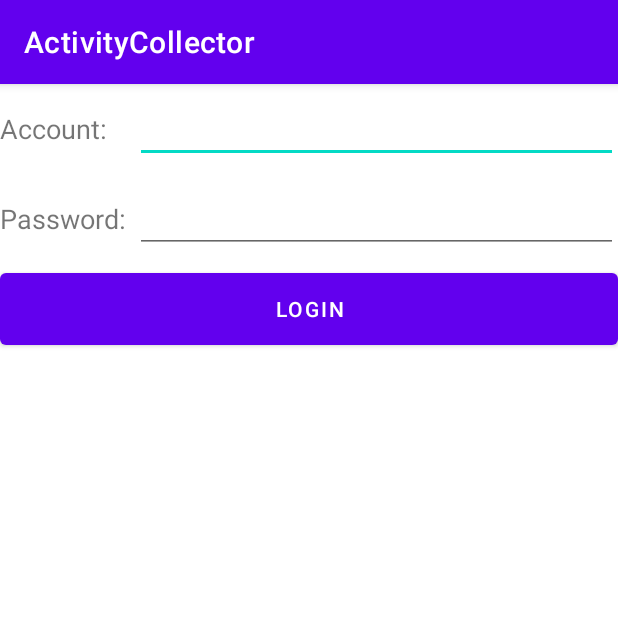
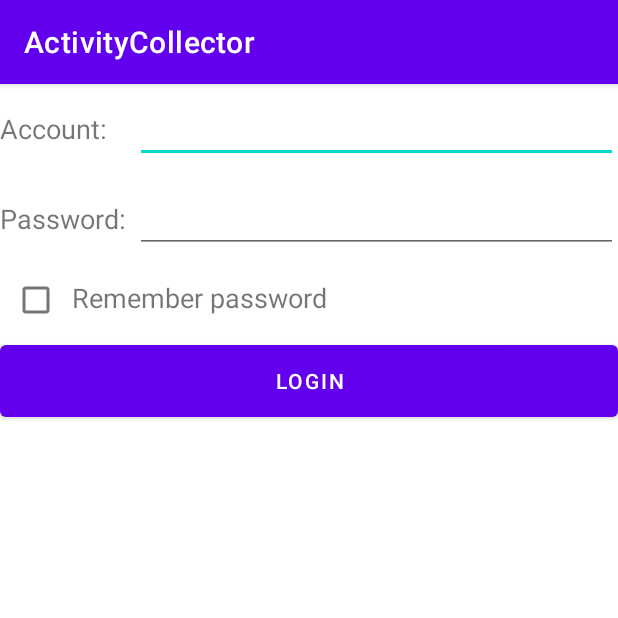
Before and after one commit to 151706166744/adapter5, an Android app: the screen it shows after launch (LoginActivity), on a phone screen of 412 x 824 dp, the top half of it. Run offline under Robolectric (Android 15) with nearby library versions, the phone set to English and light mode, and no system bars.

Commit message:
third commit

```diff
--- a/ActivityCollector/src/main/java/com/example/activitycollector/LoginActivity.java
+++ b/ActivityCollector/src/main/java/com/example/activitycollector/LoginActivity.java
@@ -3,11 +3,15 @@ package com.example.activitycollector;
 import androidx.appcompat.app.AppCompatActivity;
 
 import android.content.Intent;
+import android.content.SharedPreferences;
 import android.os.Bundle;
+import android.preference.PreferenceManager;
+import android.util.Log;
 import android.view.LayoutInflater;
 import android.view.View;
 import android.widget.BaseAdapter;
 import android.widget.Button;
+import android.widget.CheckBox;
 import android.widget.EditText;
 import android.widget.Toast;
 
@@ -15,19 +19,45 @@ public class LoginActivity extends BaseActivity {
     private EditText accountEdit;
     private EditText passwordEdit;
     private Button login;
+    private SharedPreferences pref;
+    private CheckBox rememberPass;
+    private SharedPreferences.Editor editor;
     @Override
     protected void onCreate(Bundle savedInstanceState) {
         super.onCreate(savedInstanceState);
         setContentView(R.layout.activity_login);
+        pref = PreferenceManager.getDefaultSharedPreferences(this);
         accountEdit = (EditText) findViewById(R.id.account);
         passwordEdit = (EditText) findViewById(R.id.password);
+        rememberPass = (CheckBox) findViewById(R.id.remember_pass);
         login = (Button) findViewById(R.id.login);
+        boolean isRemember = pref.getBoolean("remember password", false);
+
+        if (isRemember) {
+            Log.d("Loginactivity","isRemember");
+            String account = pref.getString("account", "");
+            String password = pref.getString("password", "");
+            accountEdit.setText(account);
+            passwordEdit.setText(password);
+            rememberPass.setChecked(true);
+        }
         login.setOnClickListener(new View.OnClickListener() {
             @Override
             public void onClick(View v) {
                 String account = accountEdit.getText().toString();
                 String password = passwordEdit.getText().toString();
                 if (account.equals("admin")&&password.equals("123456")) {
+                    editor = pref.edit();
+                    if (rememberPass.isChecked()) {
+                        Log.d("Loginactivity","isRemember");
+                        editor.putBoolean("remember password",true);
+                        editor.putString("account",account);
+                        editor.putString("password",password);
+                    }else {
+                        editor.clear();
+                    }
+                    editor.apply();
+
                     Intent intent = new Intent(LoginActivity.this,MainActivity.class);
                     startActivity(intent);
                     finish();
--- a/ActivityCollector/src/main/res/layout/activity_login.xml
+++ b/ActivityCollector/src/main/res/layout/activity_login.xml
@@ -27,6 +27,7 @@
         android:orientation="horizontal"
         android:layout_width="match_parent"
         android:layout_height="60dp">
+
         <TextView
             android:layout_width="90dp"
             android:layout_height="wrap_content"
@@ -42,6 +43,22 @@
             android:layout_gravity="center_vertical"
             android:inputType="textPassword" />
     </LinearLayout>
+    <LinearLayout
+        android:layout_width="match_parent"
+        android:layout_height="wrap_content"
+        android:orientation="horizontal">
+        <CheckBox
+            android:id="@+id/remember_pass"
+            android:layout_width="wrap_content"
+            android:layout_height="wrap_content"/>
+        <TextView
+            android:layout_width="wrap_content"
+            android:layout_height="wrap_content"
+            android:textSize="18sp"
+            android:text="Remember password"/>
+    </LinearLayout>
+
+
 
     <Button
         android:id="@+id/login"
```
